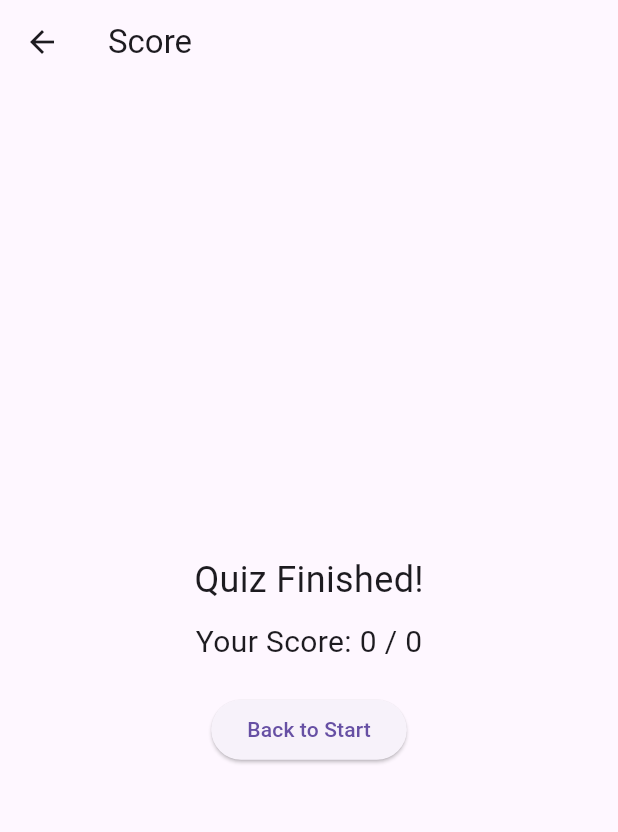
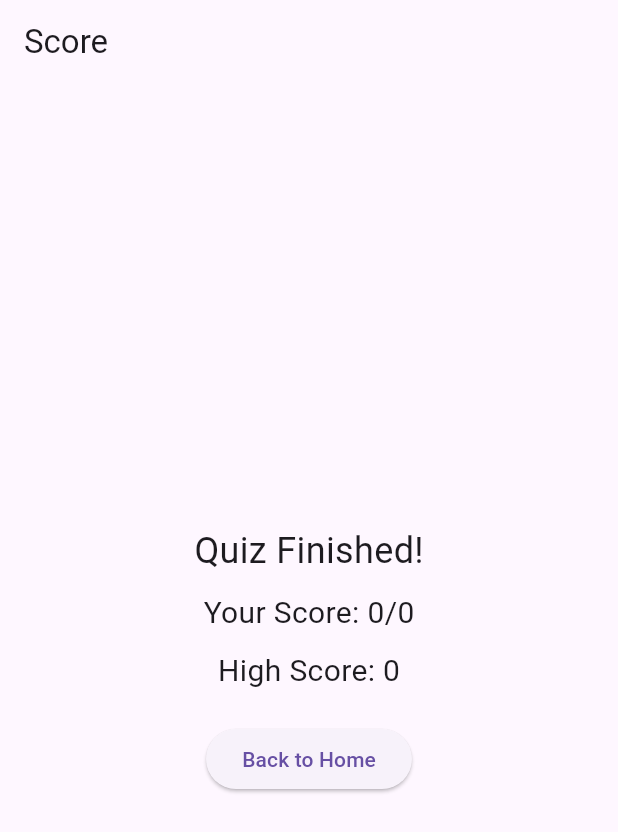
Before and after one commit to safiashaik04/flutter-quiz-app, a Flutter app: the ScoreScreen screen opened directly with empty values, on a phone screen of 412 x 824 dp. Shown: the top 832 px of the screen. Run offline on Flutter 3.47's test engine with Material 3 defaults, Android fonts, the phone set to English and light mode, and no system bars; our stand-ins replace html_unescape, shared_preferences; accounts and stored records are empty; network calls fail.

Commit message:
Updated code

```diff
--- a/lib/main.dart
+++ b/lib/main.dart
@@ -1,6 +1,5 @@
-// lib/main.dart
 import 'package:flutter/material.dart';
-import 'screens/quiz_screen.dart';
+import 'screens/home_screen.dart';
 
 void main() {
   runApp(const MyApp());
@@ -13,7 +12,7 @@ class MyApp extends StatelessWidget {
     return MaterialApp(
       title: 'Trivia Quiz App',
       theme: ThemeData(primarySwatch: Colors.blue),
-      home: QuizScreen(),
+      home: HomeScreen(),
       debugShowCheckedModeBanner: false,
     );
   }
--- /dev/null
+++ b/lib/screens/score_screen.dart
@@ -0,0 +1,66 @@
+import 'package:flutter/material.dart';
+import 'package:shared_preferences/shared_preferences.dart';
+import 'home_screen.dart';
+
+class ScoreScreen extends StatefulWidget {
+  final int score;
+  final int total;
+
+  ScoreScreen({required this.score, required this.total});
+
+  @override
+  _ScoreScreenState createState() => _ScoreScreenState();
+}
+
+class _ScoreScreenState extends State<ScoreScreen> {
+  int highScore = 0;
+
+  @override
+  void initState() {
+    super.initState();
+    _loadHighScore();
+  }
+
+  Future<void> _loadHighScore() async {
+    final prefs = await SharedPreferences.getInstance();
+    highScore = prefs.getInt("high_score") ?? 0;
+
+    if (widget.score > highScore) {
+      await prefs.setInt("high_score", widget.score);
+      highScore = widget.score;
+    }
+
+    setState(() {});
+  }
+
+  @override
+  Widget build(BuildContext context) {
+    return Scaffold(
+      appBar: AppBar(title: Text("Score")),
+      body: Center(
+        child: Column(
+          mainAxisSize: MainAxisSize.min,
+          children: [
+            Text("Quiz Finished!", style: TextStyle(fontSize: 24)),
+            SizedBox(height: 10),
+            Text("Your Score: ${widget.score}/${widget.total}",
+                style: TextStyle(fontSize: 20)),
+            SizedBox(height: 10),
+            Text("High Score: $highScore", style: TextStyle(fontSize: 20)),
+            SizedBox(height: 20),
+            ElevatedButton(
+              onPressed: () {
+                Navigator.pushAndRemoveUntil(
+                  context,
+                  MaterialPageRoute(builder: (_) => HomeScreen()),
+                  (route) => false,
+                );
+              },
+              child: Text("Back to Home"),
+            ),
+          ],
+        ),
+      ),
+    );
+  }
+}
```
Also changed, not shown: lib/models/question.dart (+8 -8 lines), lib/screens/home_screen.dart (added, +95 -0 lines), lib/screens/quiz_screen.dart (+104 -94 lines), lib/services/api_service.dart (+15 -20 lines).
